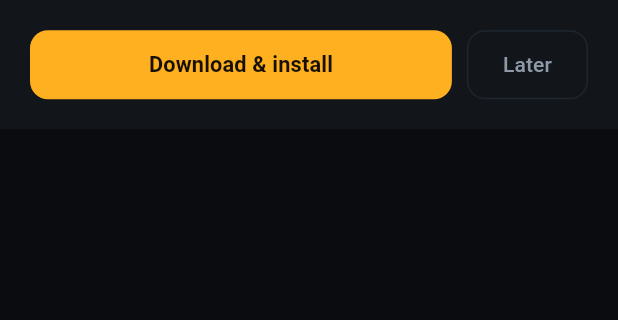
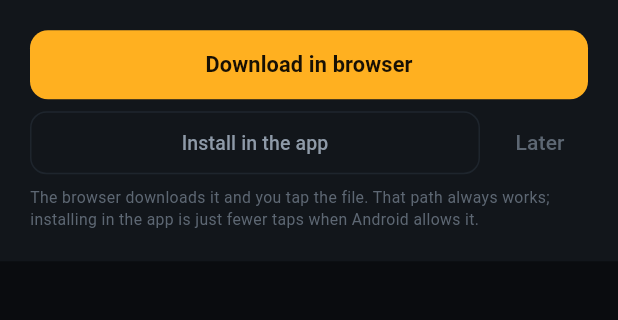
Before and after one commit to scenicprints/upkeep, a Flutter app: the _UpdateSheet widget shown alone on an empty page, opened directly with empty values, on a phone screen of 412 x 824 dp, the part 134-454 px from its top. Run offline on Flutter 3.47's test engine with Material 3 defaults, Android fonts, the phone set to English and light mode, and no system bars; our stand-ins replace flutter_contacts, flutter_local_notifications, flutter_secure_storage, open_filex, package_info_plus, permission_handler and 2 more; accounts and stored records are empty; network calls fail.

Commit message:
Updating: lead with the browser, stop blocking the download
Two changes, both undoing decisions of mine that made this worse.

1. v0.5.1 gated the download on Permission.requestInstallPackages. The
   reasoning — don't spend 50MB on something Android will refuse — was
   backwards: if that request comes back anything other than granted, the
   download never starts and the update simply doesn't happen. Removed.
   Try the install, then explain if it fails.

2. The update sheet now leads with "Download in browser". That is the
   path that has actually worked on this phone every single time; the
   browser already has permission to install apps. In-app installing is
   the convenience, not the mechanism, and it should never have been the
   only prominent option.

Settings also gains "Download latest in browser", which works regardless
of anything the in-app installer does. If this misbehaves again there is
now always a way through from inside the app.

Verified beforehand that the check half is sound: the releases API returns
v0.7.0, and each shipped APK's manifest carries the versionName it should
(0.5.1 / 0.6.0 / 0.7.0). So the failure was never the check.

Co-Authored-By: Claude Opus 5 <noreply@anthropic.com>

```diff
--- a/lib/updater.dart
+++ b/lib/updater.dart
@@ -209,12 +209,10 @@ Future<InstallProblem> downloadAndInstall(
   UpdateInfo info, {
   void Function(double? progress, String status)? onStatus,
 }) async {
-  // Ask BEFORE spending a 50MB download on something Android will refuse
-  // to open at the end.
-  onStatus?.call(null, 'Checking permission…');
-  if (!await canInstallApks()) {
-    return InstallProblem.notAllowed;
-  }
+  // Deliberately NOT gated on a permission check any more. Asking first
+  // seemed tidy — don't spend 50MB on something Android will refuse — but
+  // if that request comes back anything other than granted, the download
+  // never starts and the update simply doesn't happen. Try, then explain.
   final String url = info.apkUrl ?? info.releaseUrl;
   final http.Client client = http.Client();
   try {
@@ -262,6 +260,32 @@ Future<InstallProblem> downloadAndInstall(
   } finally {
     client.close();
   }
+}
+
+/// Hands the APK to the browser.
+///
+/// This is the path that is KNOWN to work on the phone: every manual
+/// install so far has gone through the browser, which already has
+/// permission to install apps. In-app installing is the convenience;
+/// this is the one that has to be reliable.
+Future<bool> openApkInBrowser(UpdateInfo info) async {
+  final String url = info.apkUrl ?? info.releaseUrl;
+  try {
+    return await launchUrl(Uri.parse(url),
+        mode: LaunchMode.externalApplication);
+  } catch (_) {
+    return false;
+  }
+}
+
+/// Same, without needing a fetched release in hand.
+Future<void> openLatestApkInBrowser() async {
+  final UpdateInfo? info = await fetchLatestRelease();
+  if (info != null) {
+    await openApkInBrowser(info);
+    return;
+  }
+  await openReleases();
 }
 
 Future<void> openReleases() async {
@@ -423,38 +447,70 @@ class _UpdateSheetState extends State<_UpdateSheet> {
             const Text('The installer opens by itself when it lands.',
                 style: TextStyle(fontSize: 11.5, color: kTextFaint)),
           ] else
-            Row(
+            Column(
               children: <Widget>[
-                Expanded(
-                  child: SizedBox(
+                // The browser is the route that has actually worked on this
+                // phone every single time. It leads.
+                SizedBox(
                   height: 46,
+                  width: double.infinity,
                   child: FilledButton(
-                      onPressed: _install,
+                    onPressed: () async {
+                      final bool ok = await openApkInBrowser(widget.info);
+                      if (!ok && mounted) {
+                        setState(() => _error =
+                            "Couldn't open a browser. Try the release page.");
+                      }
+                    },
                     style: FilledButton.styleFrom(
                       backgroundColor: kReady,
                       foregroundColor: const Color(0xFF171004),
                       shape: RoundedRectangleBorder(
                           borderRadius: BorderRadius.circular(12)),
                     ),
-                      child: const Text('Download & install',
+                    child: const Text('Download in browser',
                         style: TextStyle(
                             fontSize: 14.5, fontWeight: FontWeight.w600)),
                   ),
                 ),
-                ),
-                const SizedBox(width: 10),
-                SizedBox(
-                  height: 46,
+                const SizedBox(height: 8),
+                Row(
+                  children: <Widget>[
+                    Expanded(
+                      child: SizedBox(
+                        height: 42,
                         child: OutlinedButton(
-                    onPressed: () => Navigator.pop(context),
+                          onPressed: _install,
                           style: OutlinedButton.styleFrom(
                             foregroundColor: kTextDim,
                             side: const BorderSide(color: kPanelEdge),
                             shape: RoundedRectangleBorder(
-                          borderRadius: BorderRadius.circular(12)),
+                                borderRadius: BorderRadius.circular(11)),
                           ),
+                          child: const Text('Install in the app',
+                              style: TextStyle(fontSize: 13)),
+                        ),
+                      ),
+                    ),
+                    const SizedBox(width: 8),
+                    SizedBox(
+                      height: 42,
+                      child: TextButton(
+                        onPressed: () => Navigator.pop(context),
+                        style: TextButton.styleFrom(
+                            foregroundColor: kTextFaint),
                         child: const Text('Later'),
                       ),
+                    ),
+                  ],
+                ),
+                const SizedBox(height: 8),
+                const Text(
+                  'The browser downloads it and you tap the file. That path '
+                  'always works; installing in the app is just fewer taps '
+                  'when Android allows it.',
+                  style: TextStyle(
+                      fontSize: 10.5, color: kTextFaint, height: 1.45),
                 ),
               ],
             ),
```
Also changed, not shown: lib/main.dart (+12 -0 lines). Lines whose indentation alone changed are shown as unchanged.
